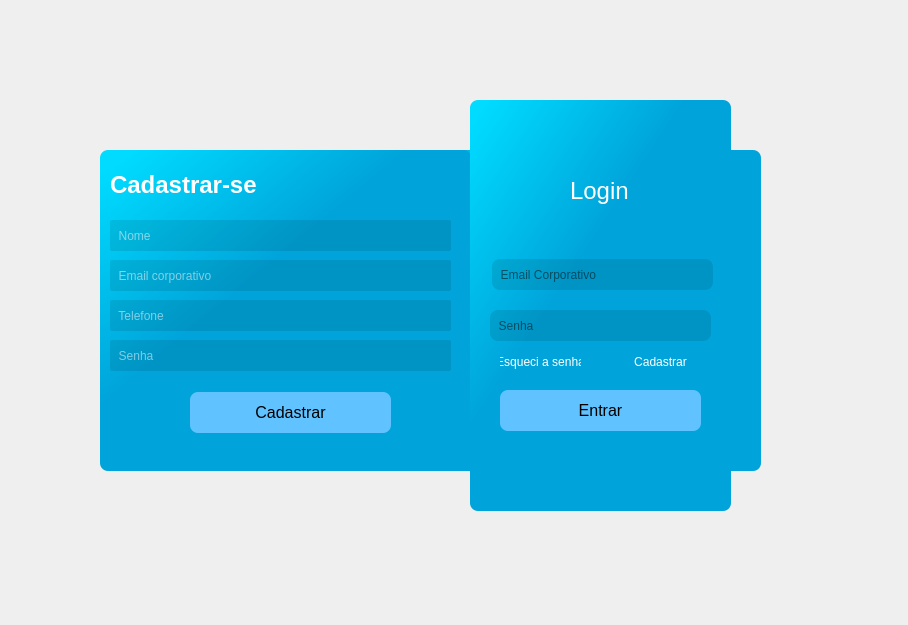
Above: infra/ui/login.ui from F-moreno/projeto-final-ciclo1 before the change. Below: the same form after it.
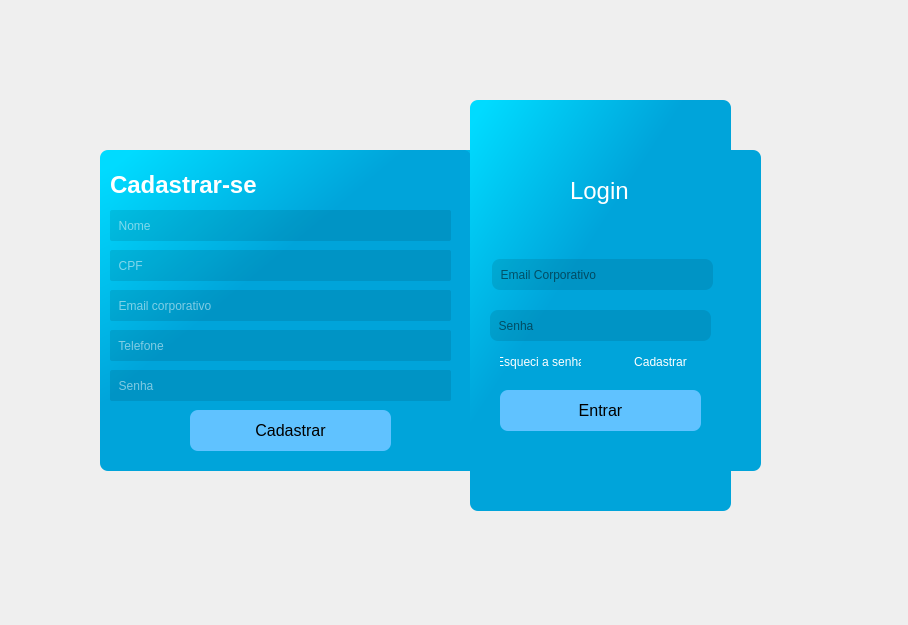
That is the form after the change. The open tabs and pages were chosen to show the change. Icons and pictures are not drawn.

Commit message: correções da tela de cadastro de usuário

Patch:
```diff
--- a/infra/ui/login.ui
+++ b/infra/ui/login.ui
@@ -303,7 +303,7 @@
       <property name="geometry">
        <rect>
         <x>0</x>
-        <y>70</y>
+        <y>60</y>
         <width>341</width>
         <height>31</height>
        </rect>
@@ -330,7 +330,7 @@
       <property name="geometry">
        <rect>
         <x>0</x>
-        <y>110</y>
+        <y>140</y>
         <width>341</width>
         <height>31</height>
        </rect>
@@ -360,7 +360,7 @@
       <property name="geometry">
        <rect>
         <x>0</x>
-        <y>150</y>
+        <y>180</y>
         <width>341</width>
         <height>31</height>
        </rect>
@@ -387,7 +387,7 @@
       <property name="geometry">
        <rect>
         <x>0</x>
-        <y>190</y>
+        <y>220</y>
         <width>341</width>
         <height>31</height>
        </rect>
@@ -417,7 +417,7 @@
       <property name="geometry">
        <rect>
         <x>80</x>
-        <y>242</y>
+        <y>260</y>
         <width>201</width>
         <height>41</height>
        </rect>
@@ -447,6 +447,33 @@
        <string>Cadastrar</string>
       </property>
      </widget>
+     <widget class="QLineEdit" name="txt_cpf_cadastro">
+      <property name="geometry">
+       <rect>
+        <x>0</x>
+        <y>100</y>
+        <width>341</width>
+        <height>31</height>
+       </rect>
+      </property>
+      <property name="font">
+       <font>
+        <pointsize>9</pointsize>
+        <strikeout>false</strikeout>
+       </font>
+      </property>
+      <property name="styleSheet">
+       <string notr="true">background-color: rgba(0, 0, 0, 0.1);
+color: rgb(255, 255, 255);
+border-radius: 2px</string>
+      </property>
+      <property name="text">
+       <string/>
+      </property>
+      <property name="placeholderText">
+       <string>  CPF</string>
+      </property>
+     </widget>
     </widget>
    </widget>
   </widget>
```
Left out of the diff: 2 changed lines with no effect on the pictures. The commit also changes 2 other files.
